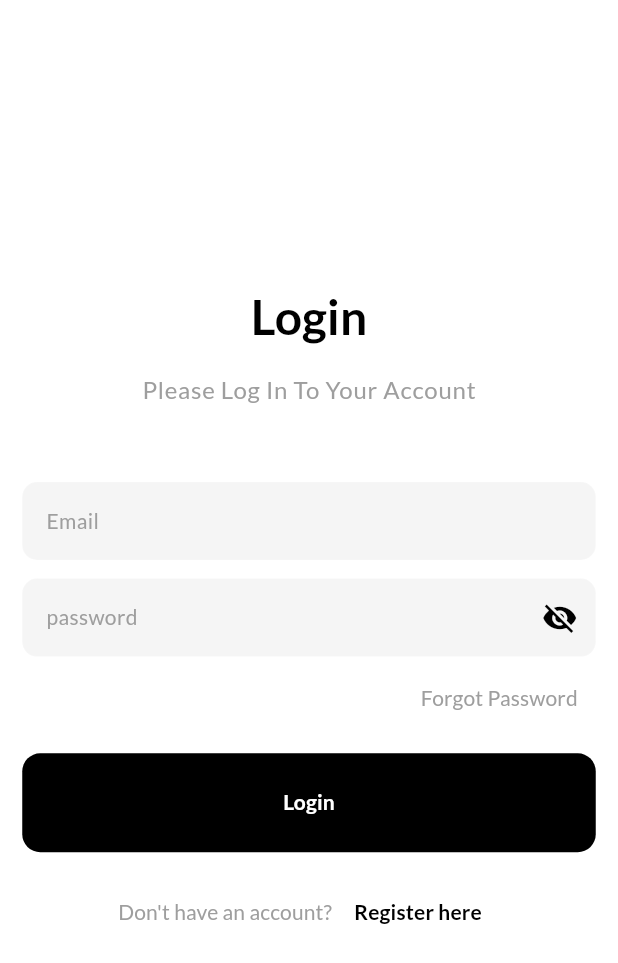
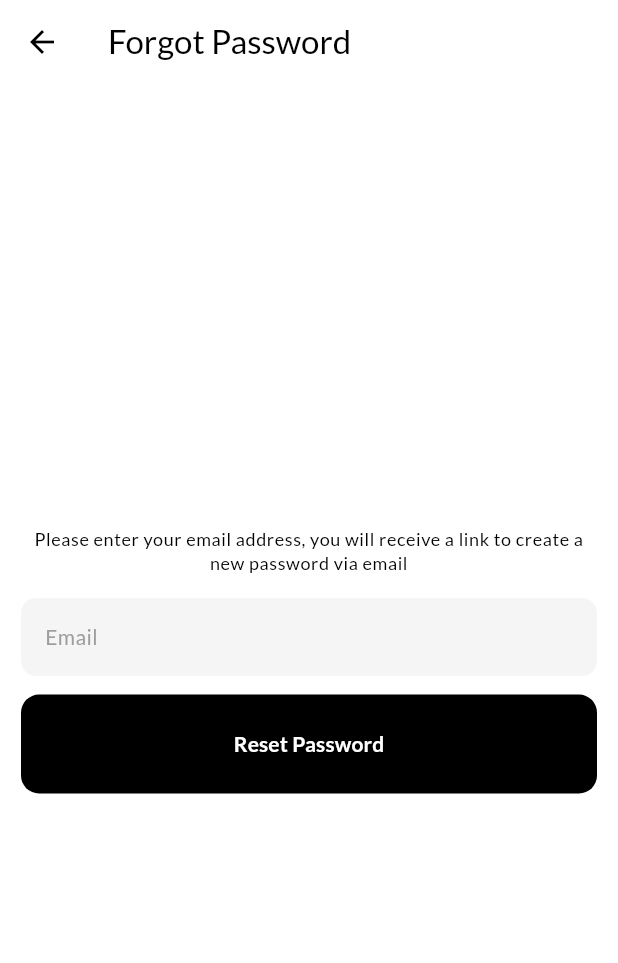
Before and after one commit to ChinmayMangela/chat_app, a Flutter app: the screen it shows after launch, after a tap on "Forgot Password", on a phone screen of 412 x 824 dp. Shown: the top 963 px of the screen. Run offline on Flutter 3.47's test engine with Material 3 defaults, Android fonts, the phone set to English and light mode, and no system bars; our stand-ins replace cloud_firestore, firebase_auth, firebase_core, google_fonts; accounts and stored records are empty.

Commit message:
Implement Email Verification for User Registration
Upon signing up, users will receive a verification email to confirm their address.
After registration, users will be redirected to the Email Verification page, informing them to check their email.
This implementation enhances security by ensuring that only valid email addresses can access the application.

Implement Forgot Password Feature

Added functionality for users to reset their password if they forget it.
Users can enter their registered email address to receive a password reset link.

```diff
--- a/lib/features/authentication/presentation/pages/auth_gate.dart
+++ b/lib/features/authentication/presentation/pages/auth_gate.dart
@@ -1,5 +1,5 @@
+import 'package:chat_application/features/authentication/presentation/pages/email_verification.dart';
 import 'package:chat_application/features/authentication/presentation/pages/login_and_signup.dart';
-import 'package:chat_application/home.dart';
 import 'package:firebase_auth/firebase_auth.dart';
 import 'package:flutter/material.dart';
 
@@ -14,7 +14,7 @@ class AuthGate extends StatelessWidget {
       }
 
       if(snapshot.hasData) {
-        return const Home();
+        return const EmailVerificationPage();
       } else {
         return const LoginAndSignup();
       }
--- /dev/null
+++ b/lib/features/authentication/presentation/pages/forgot_password_page.dart
@@ -0,0 +1,99 @@
+import 'package:chat_application/common/utils/utils.dart';
+import 'package:chat_application/common/widgets/custom_text_field.dart';
+import 'package:chat_application/common/widgets/text_based_on_theme.dart';
+import 'package:chat_application/constants/string_constants.dart';
+import 'package:chat_application/features/authentication/presentation/widgets/authenticationn_button.dart';
+import 'package:chat_application/features/authentication/services/authentication_service.dart';
+import 'package:chat_application/main.dart';
+import 'package:flutter/material.dart';
+
+class ForgotPasswordPage extends StatefulWidget {
+  const ForgotPasswordPage({super.key});
+
+  @override
+  State<ForgotPasswordPage> createState() => _ForgotPasswordPageState();
+}
+
+class _ForgotPasswordPageState extends State<ForgotPasswordPage> {
+  final _emailController = TextEditingController();
+  final AuthenticationService _authenticationService = AuthenticationService();
+
+  Future<void> _forgotPassword() async {
+    if (_emailController.text.trim().isEmpty) {
+      Utils.showSnackBar('Enter your email');
+      return;
+    }
+    await _authenticationService.forgotPassword(email: _emailController.text);
+  }
+
+  @override
+  void dispose() {
+    super.dispose();
+    _emailController.dispose();
+  }
+
+  @override
+  Widget build(BuildContext context) {
+    return Scaffold(
+      appBar: _buildAppBar(),
+      body: _buildBody(),
+    );
+  }
+
+  AppBar _buildAppBar() {
+    final bool isDarkMode =
+        Theme.of(context).colorScheme.brightness == Brightness.dark;
+    return AppBar(
+      leading: IconButton(
+          onPressed: () {
+            navigatorKey.currentState!.pop();
+          },
+          icon: Icon(
+            Icons.arrow_back,
+            color: isDarkMode ? Colors.white : Colors.black,
+          )),
+      title: TextBasedOnTheme(
+        text: 'Forgot Password',
+        textTheme: Theme.of(context).textTheme.titleLarge!,
+      ),
+    );
+  }
+
+  Widget _buildBody() {
+    final bool isDarkTheme = Theme.of(context).brightness == Brightness.dark;
+    return Padding(
+      padding: const EdgeInsets.all(14),
+      child: Center(
+        child: Column(
+          mainAxisAlignment: MainAxisAlignment.center,
+          children: [
+            Text(
+              forgotPasswordPageMessage,
+              textAlign: TextAlign.center,
+              style: Theme.of(context)
+                  .textTheme
+                  .bodySmall!
+                  .copyWith(color: isDarkTheme ? Colors.white : Colors.black),
+            ),
+            SizedBox(height: Utils.getScreenHeight(context) * 0.019),
+            _buildEmailField(),
+            SizedBox(height: Utils.getScreenHeight(context) * 0.015),
+            AuthenticationButton(
+              label: 'Reset Password',
+              onTap: _forgotPassword,
+            )
+          ],
+        ),
+      ),
+    );
+  }
+
+  Widget _buildEmailField() {
+    return CustomTextField(
+      controller: _emailController,
+      hintText: 'Email',
+      isPasswordField: false,
+      obscureText: false,
+    );
+  }
+}
--- a/lib/features/authentication/presentation/pages/log_in_page.dart
+++ b/lib/features/authentication/presentation/pages/log_in_page.dart
@@ -4,6 +4,7 @@ import 'package:chat_application/constants/string_constants.dart';
 import 'package:chat_application/features/authentication/presentation/widgets/authenticationn_button.dart';
 import 'package:chat_application/features/authentication/presentation/widgets/heading_component.dart';
 import 'package:chat_application/features/authentication/presentation/widgets/sub_heading_component.dart';
+import 'package:chat_application/features/authentication/services/authentication_service.dart';
 import 'package:chat_application/main.dart';
 import 'package:flutter/material.dart';
 
@@ -20,6 +21,7 @@ class LogInPage extends StatefulWidget {
 }
 
 class _LogInPageState extends State<LogInPage> {
+  final _authenticationService = AuthenticationService();
   final _emailController = TextEditingController();
   final _passwordController = TextEditingController();
   bool _obscurePassword = true;
@@ -41,12 +43,15 @@ class _LogInPageState extends State<LogInPage> {
     }
 
     Utils.showCircularProgressIndicator(context);
+    await _authenticationService.logInWithEmail(email: email, password: password);
+    navigatorKey.currentState!.pop();
 
   }
 
   void _onForgotPasswordTapped() {
+    navigatorKey.currentState!.pushNamed('/forgotPasswordPage');
+  }
 
-  }
 
   @override
   void dispose() {
--- a/lib/features/authentication/presentation/pages/sign_up_page.dart
+++ b/lib/features/authentication/presentation/pages/sign_up_page.dart
@@ -4,6 +4,7 @@ import 'package:chat_application/constants/string_constants.dart';
 import 'package:chat_application/features/authentication/presentation/widgets/authenticationn_button.dart';
 import 'package:chat_application/features/authentication/presentation/widgets/heading_component.dart';
 import 'package:chat_application/features/authentication/presentation/widgets/sub_heading_component.dart';
+import 'package:chat_application/features/authentication/services/authentication_service.dart';
 import 'package:chat_application/main.dart';
 import 'package:flutter/material.dart';
 
@@ -20,6 +21,7 @@ class SignUpPage extends StatefulWidget {
 }
 
 class _SignUpPageState extends State<SignUpPage> {
+  final _authenticationService = AuthenticationService();
   final _nameController = TextEditingController();
   final _emailController = TextEditingController();
   final _passwordController = TextEditingController();
@@ -48,6 +50,13 @@ class _SignUpPageState extends State<SignUpPage> {
 
     Utils.showCircularProgressIndicator(context);
 
+    await _authenticationService.signUpWithEmail(
+      email: email,
+      password: password,
+      name: name,
+    );
+
+    navigatorKey.currentState!.pop();
 
   }
 
--- a/lib/features/authentication/services/authentication_service.dart
+++ b/lib/features/authentication/services/authentication_service.dart
@@ -1,13 +1,15 @@
 import 'package:chat_application/common/utils/utils.dart';
+import 'package:chat_application/features/authentication/domain/end_user.dart';
+import 'package:chat_application/features/authentication/services/user_service.dart';
 import 'package:firebase_auth/firebase_auth.dart';
 
 class AuthenticationService {
   final _firebaseAuth = FirebaseAuth.instance;
+  final _userService = UserService();
 
-  Future<void> logInWithEmail({
-    required String email,
-    required String password,
-  }) async {
+
+  Future<void> logInWithEmail(
+      {required String email, required String password}) async {
     try {
       await _firebaseAuth.signInWithEmailAndPassword(
           email: email, password: password);
@@ -18,11 +20,23 @@ class AuthenticationService {
 
   Future<void> signUpWithEmail(
       {required String email,
-      required String password,
-      required String name}) async {
+        required String password,
+        required String name}) async {
     try {
-      await _firebaseAuth.createUserWithEmailAndPassword(
+      final userCredential = await _firebaseAuth.createUserWithEmailAndPassword(
           email: email, password: password);
+      final user =
+      EndUser(id: userCredential.user!.uid, name: name, email: email);
+      await _userService.saveUserToFireStore(user);
+    } on FirebaseAuthException catch (e) {
+      Utils.showSnackBar(e.message);
+    }
+  }
+
+  Future<void> sendEmailVerification() async {
+    try {
+      Utils.showSnackBar('Email verification has been sent');
+      await _firebaseAuth.currentUser!.sendEmailVerification();
     } on FirebaseAuthException catch (e) {
       Utils.showSnackBar(e.message);
     }
@@ -36,4 +50,12 @@ class AuthenticationService {
     }
   }
 
+  Future<void> forgotPassword({required String email}) async {
+    try {
+      Utils.showSnackBar('Forgot password email has been sent');
+      await _firebaseAuth.sendPasswordResetEmail(email: email);
+    } on FirebaseAuthException catch (e) {
+      Utils.showSnackBar(e.message);
+    }
+  }
 }
--- /dev/null
+++ b/lib/features/authentication/services/user_service.dart
@@ -0,0 +1,35 @@
+import 'package:chat_application/common/utils/utils.dart';
+import 'package:chat_application/features/authentication/domain/end_user.dart';
+import 'package:cloud_firestore/cloud_firestore.dart';
+import 'package:firebase_auth/firebase_auth.dart';
+
+class UserService {
+  final _firebaseFireStore = FirebaseFirestore.instance;
+  final String currentUserId;
+
+  UserService() : currentUserId = FirebaseAuth.instance.currentUser?.uid ?? '';
+
+  Future<void> saveUserToFireStore(EndUser user) async {
+    try {
+      await _firebaseFireStore.collection('users').add(user.toJson());
+    } on FirebaseException catch (e) {
+      Utils.showSnackBar(e.message);
+    }
+  }
+
+  // fetch users list excluding current user
+  Stream<List<EndUser>> fetchUsers() {
+    final currentUserEmail = FirebaseAuth.instance.currentUser!.email;
+    return _firebaseFireStore.collection('users').snapshots().map(
+          (snapshot) => snapshot.docs
+              .map(
+                (user) => EndUser.fromJson(
+                  user.data(),
+                  user.id,
+                ),
+              )
+              .where((user) => user.email != currentUserEmail)
+              .toList(),
+        );
+  }
+}
--- a/lib/main.dart
+++ b/lib/main.dart
@@ -1,9 +1,15 @@
 import 'package:chat_application/common/theme/app_theme.dart';
 import 'package:chat_application/features/authentication/presentation/pages/auth_gate.dart';
+import 'package:chat_application/features/authentication/presentation/pages/forgot_password_page.dart';
+import 'package:chat_application/firebase_options.dart';
+import 'package:firebase_core/firebase_core.dart';
 import 'package:flutter/material.dart';
 
 void main() async {
   WidgetsFlutterBinding.ensureInitialized();
+  await Firebase.initializeApp(
+    options: DefaultFirebaseOptions.currentPlatform
+  );
   runApp(const MyApp());
 }
 
@@ -21,7 +27,7 @@ class MyApp extends StatelessWidget {
       theme: theme,
       darkTheme: theme,
       routes: {
-
+        '/forgotPasswordPage': (context) => const ForgotPasswordPage(),
       },
       home: const AuthGate(),
     );
```
Also changed, not shown: lib/features/authentication/presentation/pages/email_verification.dart (added, +122 -0 lines), 1 other file.
